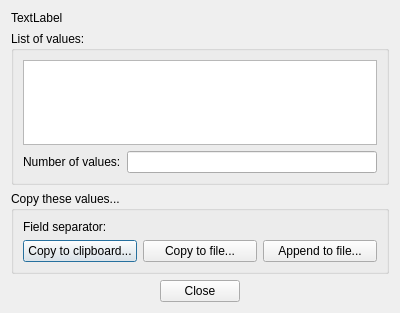
The window that libpvguiqt/src/PVListDisplayDlg.ui (squey/squey) describes before a commit, drawn with Qt 5.
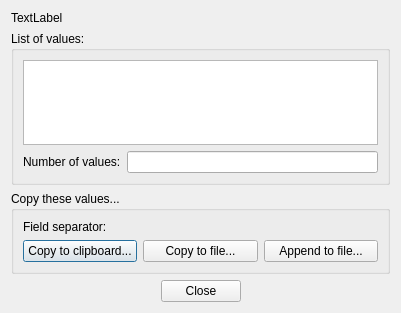
The same window after the commit. Custom widgets are drawn as their Qt base class.

```diff
--- a/libpvguiqt/src/PVListDisplayDlg.ui
+++ b/libpvguiqt/src/PVListDisplayDlg.ui
@@ -6,7 +6,7 @@
    <rect>
     <x>0</x>
     <y>0</y>
-    <width>400</width>
+    <width>401</width>
     <height>313</height>
    </rect>
   </property>
@@ -28,7 +28,7 @@
      </property>
      <layout class="QVBoxLayout" name="verticalLayout_2">
       <item>
-       <widget class="QListView" name="_values_view"/>
+       <widget class="QTableView" name="_values_view"/>
       </item>
       <item>
        <layout class="QHBoxLayout" name="horizontalLayout_3">
```
